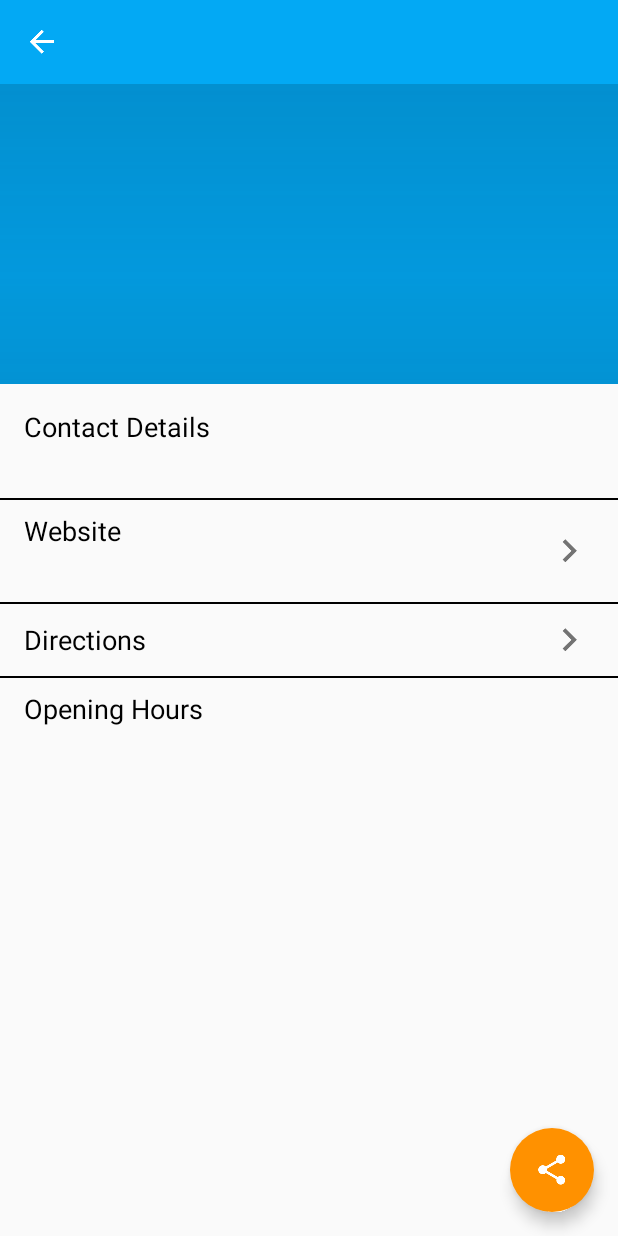
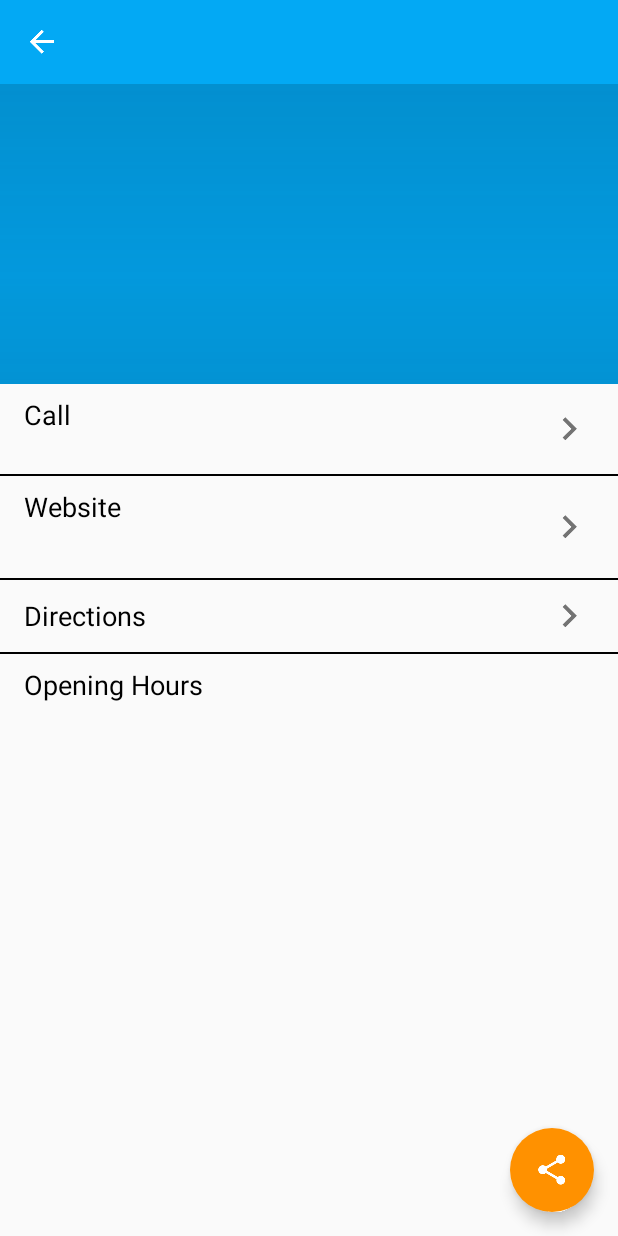
Before and after one commit to DeepaMalani/Near-By-Places, an Android app: the layout fragment_place_details.xml on its own in the app's theme, with its tools: preview values and no code run, on a phone screen of 412 x 824 dp. Run offline under Robolectric (Android 15) with nearby library versions, the light colour scheme and no system bars.

```diff
--- a/app/src/main/res/layout-sw600dp/activity_view_near_by_places.xml
+++ b/app/src/main/res/layout-sw600dp/activity_view_near_by_places.xml
@@ -5,7 +5,7 @@
     android:layout_height="match_parent"
     android:fitsSystemWindows="true"
     android:orientation="horizontal"
-    tools:context="com.example.android.nearbyplaces.ui.ViewNearByPlacesActivity">
+    tools:context="myapp.nearby.android.nearbyplaces.ui.ViewNearByPlacesActivity">
 
     <!--
        This layout is a two-pane layout for the master/detail flow.
@@ -14,7 +14,7 @@
     <!-- The static view near by Fragment -->
     <fragment
         android:id="@+id/view_near_by_fragment"
-        android:name="com.example.android.nearbyplaces.ui.ViewNearByFragment"
+        android:name="myapp.nearby.android.nearbyplaces.ui.ViewNearByFragment"
         android:layout_width="280dp"
         android:layout_height="match_parent" />
 
--- a/app/src/main/res/layout/activity_view_near_by_places.xml
+++ b/app/src/main/res/layout/activity_view_near_by_places.xml
@@ -1,7 +1,7 @@
 <?xml version="1.0" encoding="utf-8"?>
 <fragment xmlns:android="http://schemas.android.com/apk/res/android"
     android:id="@+id/view_near_by_fragment"
-    android:name="com.example.android.nearbyplaces.ui.ViewNearByFragment"
+    android:name="myapp.nearby.android.nearbyplaces.ui.ViewNearByFragment"
     android:layout_width="match_parent"
     android:layout_height="match_parent"
     android:fitsSystemWindows="true" />
--- a/app/src/main/res/layout/fragment_place_details.xml
+++ b/app/src/main/res/layout/fragment_place_details.xml
@@ -73,18 +73,29 @@
         android:layout_height="match_parent"
         app:layout_behavior="@string/appbar_scrolling_view_behavior">
 
+
         <LinearLayout
             android:layout_width="match_parent"
             android:layout_height="wrap_content"
             android:orientation="vertical">
-
+            <!--Linear layout for call-->
+            <LinearLayout
+                android:id="@+id/linear_layout_call"
+                android:layout_width="match_parent"
+                android:layout_height="wrap_content"
+                android:layout_marginLeft="16dp"
+                android:layout_marginRight="16dp"
+                android:layout_marginTop="8dp"
+                android:orientation="horizontal">
+                <LinearLayout
+                    android:layout_width="0dp"
+                    android:layout_height="wrap_content"
+                    android:layout_weight="1"
+                    android:orientation="vertical">
             <TextView
                 android:id="@+id/lable_phone_number"
                 android:layout_width="wrap_content"
                 android:layout_height="wrap_content"
-                android:layout_marginLeft="16dp"
-                android:layout_marginRight="16dp"
-                android:layout_marginTop="16dp"
                 android:text="@string/contact_details"
                 android:textAppearance="@style/Base.TextAppearance.AppCompat.Medium"
                 android:textColor="@android:color/black" />
@@ -93,17 +104,24 @@
                 android:id="@+id/text_view_phone_number"
                 android:layout_width="wrap_content"
                 android:layout_height="wrap_content"
-                android:layout_marginBottom="8dp"
-                android:layout_marginLeft="16dp"
-                android:layout_marginRight="16dp"
                 android:textAppearance="@style/Base.TextAppearance.AppCompat.Small" />
+                    </LinearLayout>
+            <ImageView
+                android:id="@+id/image_view_call_arrow"
+                android:layout_width="wrap_content"
+                android:layout_height="wrap_content"
+                android:layout_gravity="center_vertical"
+                android:src="@drawable/ic_keyboard_arrow_right"
 
+                />
+        </LinearLayout>
             <View
                 android:id="@+id/phone_number_divider"
                 android:layout_width="match_parent"
                 android:layout_height="2px"
                 android:layout_marginTop="8dp"
                 android:background="@android:color/black" />
+
 
             <LinearLayout
                 android:id="@+id/linear_layout_website"
@@ -152,7 +170,7 @@
                 android:layout_height="2px"
                 android:layout_marginTop="8dp"
                 android:background="@android:color/black" />
-
+            <!--Linear layout for directions-->
             <LinearLayout
                 android:id="@+id/linear_layout_directions"
                 android:layout_width="match_parent"
--- a/app/src/main/res/menu/menu_main.xml
+++ b/app/src/main/res/menu/menu_main.xml
@@ -1,7 +1,7 @@
 <menu xmlns:android="http://schemas.android.com/apk/res/android"
     xmlns:app="http://schemas.android.com/apk/res-auto"
     xmlns:tools="http://schemas.android.com/tools"
-    tools:context="com.example.android.nearbyplaces.ui.MainActivity">
+    tools:context="com.nearby.android.nearbyplaces.myapp.nearby.android.nearbyplaces.ui.MainActivity">
     <item
         android:id="@+id/action_settings"
         android:orderInCategory="100"
--- a/app/src/main/res/menu/menu_places_detail.xml
+++ b/app/src/main/res/menu/menu_places_detail.xml
@@ -1,7 +1,7 @@
 <menu xmlns:android="http://schemas.android.com/apk/res/android"
     xmlns:app="http://schemas.android.com/apk/res-auto"
     xmlns:tools="http://schemas.android.com/tools"
-    tools:context="com.example.android.nearbyplaces.ui.PlacesDetail">
+    tools:context="com.nearby.android.nearbyplaces.ui.PlacesDetail">
     <item
         android:id="@+id/action_settings"
         android:orderInCategory="100"
```
Also changed, not shown: app/src/main/res/layout/activity_main.xml (+18 -7 lines), app/src/main/res/layout/fragment_view_near_by.xml (+8 -0 lines), app/src/main/res/values/array.xml (+11 -41 lines), app/src/main/res/values/strings.xml (+15 -1 lines), app/src/main/res/mipmap-hdpi/ic_launcher.png, app/src/main/res/mipmap-hdpi/ic_launcher2.png (added), app/src/main/res/mipmap-mdpi/ic_launcher.png, app/src/main/res/mipmap-mdpi/ic_launcher2.png (added), app/src/main/res/mipmap-xhdpi/ic_launcher.png, app/src/main/res/mipmap-xhdpi/ic_launcher2.png (added), app/src/main/res/mipmap-xxhdpi/ic_launcher.png, app/src/main/res/mipmap-xxhdpi/ic_launcher2.png (added), app/src/main/res/mipmap-xxxhdpi/ic_launcher.png, app/src/main/res/mipmap-xxxhdpi/ic_launcher2.png (added).
